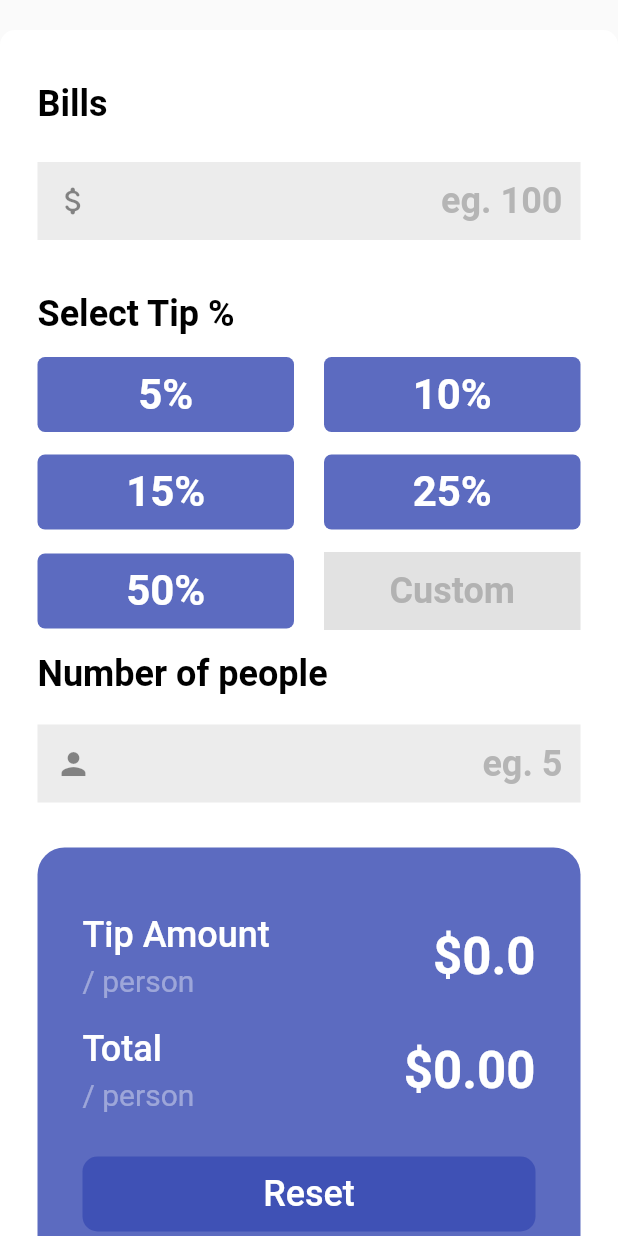
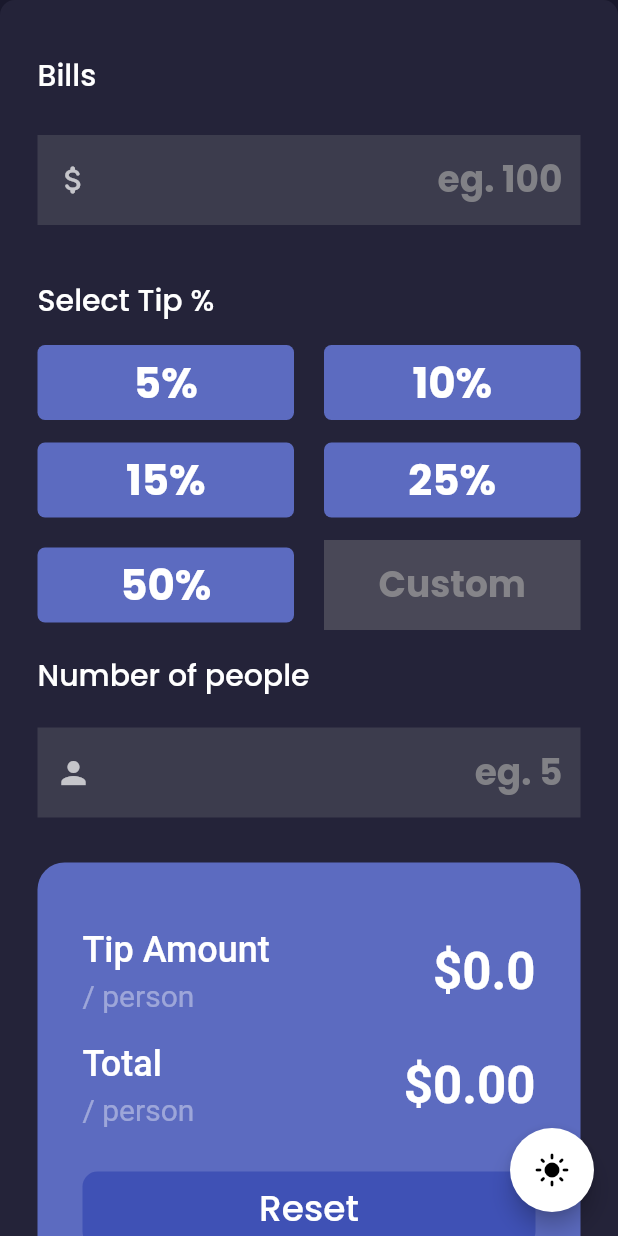
Before and after one commit to rajoanrahman100/flutter_tip_calculator, a Flutter app: the screen it shows after launch, on a phone screen of 412 x 824 dp. Run offline on Flutter 3.47's test engine with Material 2 defaults, Android fonts, the phone set to English and light mode, and no system bars; our stand-ins replace get, google_fonts.

Commit message:
dark/light theme enable

```diff
--- /dev/null
+++ b/lib/components/themes.dart
@@ -0,0 +1,63 @@
+import 'package:flutter/material.dart';
+import 'package:fluttertipcalculator/components/colors.dart';
+import 'package:google_fonts/google_fonts.dart';
+
+
+final lightThemeData = ThemeData(
+  brightness: Brightness.light,
+  primaryColor: primaryColor,
+  colorScheme: ThemeData.light()
+      .colorScheme
+      .copyWith(secondary: secondaryColorLightTheme),
+  textTheme: GoogleFonts.poppinsTextTheme(ThemeData.light().textTheme)
+      .copyWith(bodyText2: TextStyle(color: bodyTextColorLightTheme)),
+  elevatedButtonTheme: elevatedButtonThemeData,
+  /*inputDecorationTheme: InputDecorationTheme(
+    border: textFieldOutlineInputBorderLightTheme,
+    enabledBorder: textFieldOutlineInputBorderLightTheme,
+    focusedBorder: textFieldOutlineInputBorderLightTheme,
+  ),*/
+);
+
+
+final darkThemeData = ThemeData(
+  brightness: Brightness.dark,
+  primaryColor: primaryColor,
+  colorScheme:
+  ThemeData.dark().colorScheme.copyWith(secondary: secondaryColorDarkTheme),
+  scaffoldBackgroundColor: bgColorDarkTheme,
+  textTheme: GoogleFonts.poppinsTextTheme(ThemeData.dark().textTheme)
+      .copyWith(bodyText2: TextStyle(color: bodyTextColorDarkTheme)),
+  elevatedButtonTheme: elevatedButtonThemeData,
+  /*inputDecorationTheme: InputDecorationTheme(
+    border: textFieldOutlineInputBorderDarkTheme,
+    enabledBorder: textFieldOutlineInputBorderDarkTheme,
+    focusedBorder: textFieldOutlineInputBorderDarkTheme,
+  ),*/
+);
+
+final elevatedButtonThemeData = ElevatedButtonThemeData(
+  style: TextButton.styleFrom(
+    backgroundColor: primaryColor,
+    padding: EdgeInsets.all(defaultPadding),
+    shape: RoundedRectangleBorder(
+      borderRadius: const BorderRadius.all(
+        Radius.circular(defaultBorderRadius),
+      ),
+    ),
+  ),
+);
+
+const textFieldOutlineInputBorderLightTheme = OutlineInputBorder(
+  borderRadius: const BorderRadius.all(Radius.circular(defaultBorderRadius)),
+  borderSide: BorderSide(
+    color: Color(0xFFE7E9EC),
+  ),
+);
+
+final textFieldOutlineInputBorderDarkTheme =
+textFieldOutlineInputBorderLightTheme.copyWith(
+  borderSide: BorderSide(
+    color: bodyTextColorDarkTheme,
+  ),
+);
--- a/lib/homePage.dart
+++ b/lib/homePage.dart
@@ -8,9 +8,11 @@ class HomePage extends StatefulWidget {
 }
 
 class _HomePageState extends State<HomePage> {
-  var titleStyle = TextStyle(color: Colors.black, fontSize: 24.0, fontWeight: FontWeight.bold);
+ // var titleStyle = TextStyle(color: Colors.black, fontSize: 24.0, fontWeight: FontWeight.bold);
 
   var tipC = Get.put(TipController());
+
+  var titleStyle;
 
   ///Its time to implement the logic and make this thing functional
 
@@ -35,22 +37,29 @@ class _HomePageState extends State<HomePage> {
 
   @override
   Widget build(BuildContext context) {
-    return Scaffold(
+
+     titleStyle = Theme.of(context).textTheme.headline6!;
+
+
+    return SafeArea(
+
+      child: Scaffold(
         //backgroundColor: Color(0xFFC5E4E7),
+        floatingActionButton: FloatingActionButton(
+          backgroundColor: Get.textTheme.bodyText1!.color,
+          onPressed: () => Get.changeThemeMode(
+            Get.isDarkMode ? ThemeMode.light : ThemeMode.dark,
+          ),
+          child: Icon(Get.isDarkMode ? Icons.light_mode : Icons.dark_mode),
+        ),
         body: SingleChildScrollView(
           child: Column(
             children: [
-            /*Container(
-              width: double.infinity,
-              height: 200,
-            ),*/
-
-            SizedBox(height: 20.0),
               Container(
                 width: double.infinity,
                 padding: EdgeInsets.symmetric(horizontal: 25.0, vertical: 35.0),
                 decoration: BoxDecoration(
-                color: Colors.white,
+                  color: Theme.of(context).colorScheme.secondary,
                   borderRadius: BorderRadius.only(
                     topRight: Radius.circular(10.0),
                     topLeft: Radius.circular(10.0),
@@ -361,6 +370,7 @@ class _HomePageState extends State<HomePage> {
             ],
           ),
         ),
+      ),
     );
   }
 }
--- a/lib/main.dart
+++ b/lib/main.dart
@@ -1,5 +1,8 @@
 import 'package:flutter/material.dart';
+import 'package:fluttertipcalculator/themeCheckPage.dart';
+import 'package:get/get_navigation/src/root/get_material_app.dart';
 
+import 'components/themes.dart';
 import 'homePage.dart';
 
 void main() async{
@@ -13,9 +16,19 @@ class MyApp extends StatelessWidget {
   // This widget is the root of your application.
   @override
   Widget build(BuildContext context) {
-    return MaterialApp(
+
+    return GetMaterialApp(
+      debugShowCheckedModeBanner: false,
+      title: 'Go Jobs',
+      theme: lightThemeData,
+      darkTheme: darkThemeData,
+      themeMode: ThemeMode.dark,
+      home: HomePage(),
+    );
+
+    /*return MaterialApp(
       debugShowCheckedModeBanner: false,
       home: HomePage(),
-    );
+    );*/
   }
 }
--- a/pubspec.yaml
+++ b/pubspec.yaml
@@ -30,7 +30,7 @@ dependencies:
   cupertino_icons: ^1.0.2
   image_picker: ^0.8.2
   get: ^4.1.4
-
+  google_fonts: ^2.1.0
 
 dev_dependencies:
   flutter_test:
```
Also changed, not shown: lib/components/colors.dart (added, +19 -0 lines), lib/themeCheckPage.dart (added, +37 -0 lines), pubspec.lock. Lines whose indentation alone changed are shown as unchanged.
